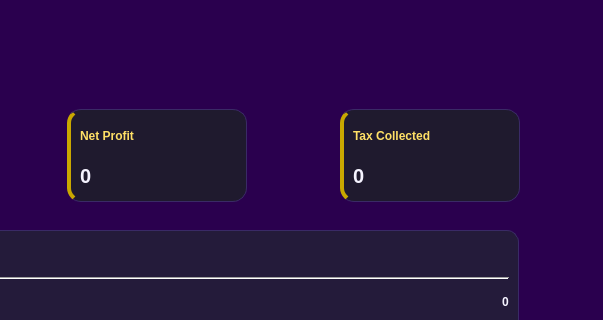
Qt form UI/totalrev_expand.ui (codenoobie25/ThunderCats) before a commit; both pictures show x 312 to 915 and y 0 to 320 of the 915 by 490 pixel window.
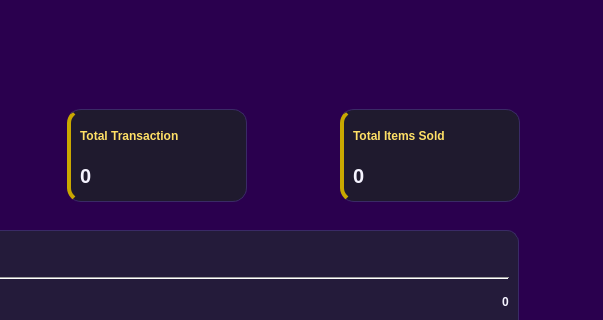
The same form after that commit. Icons and pictures are not drawn.

```diff
--- a/UI/totalrev_expand.ui
+++ b/UI/totalrev_expand.ui
@@ -744,7 +744,7 @@
 </string>
          </property>
          <property name="text">
-          <string>Net Profit</string>
+          <string>Total Transaction</string>
          </property>
         </widget>
        </item>
@@ -795,7 +795,7 @@
 </string>
          </property>
          <property name="text">
-          <string>Tax Collected</string>
+          <string>Total Items Sold</string>
          </property>
         </widget>
        </item>
```
